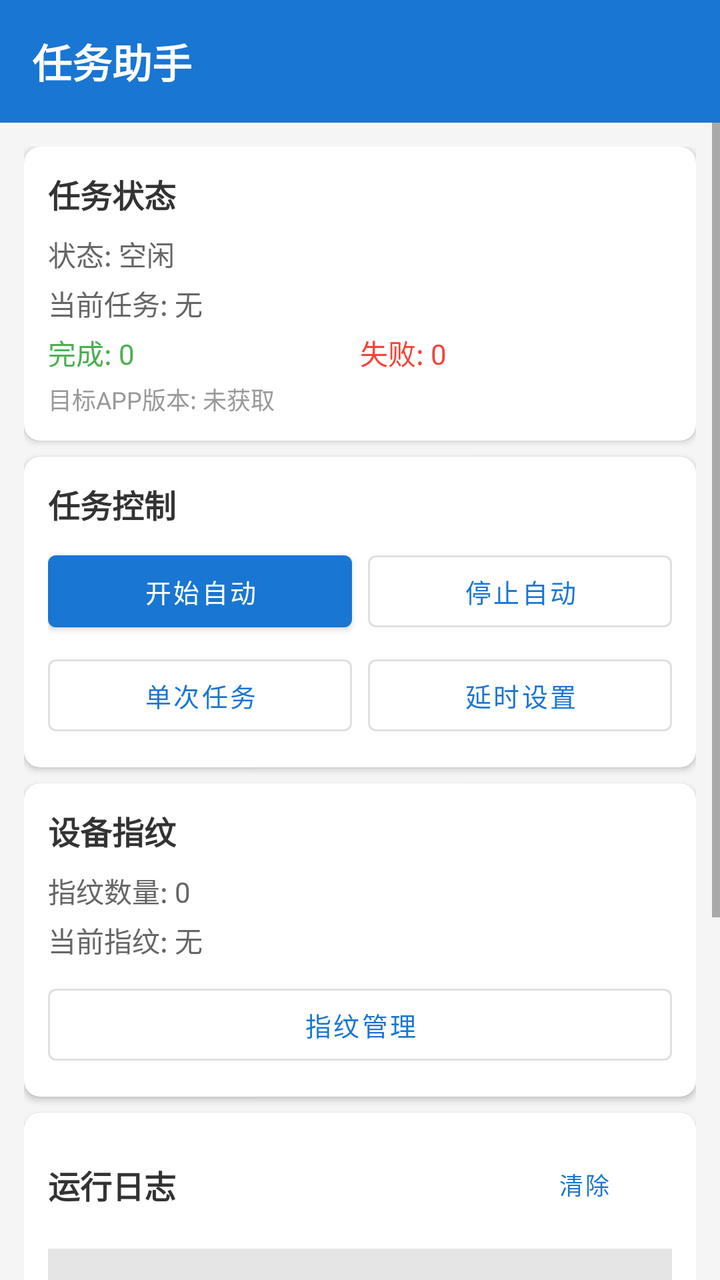
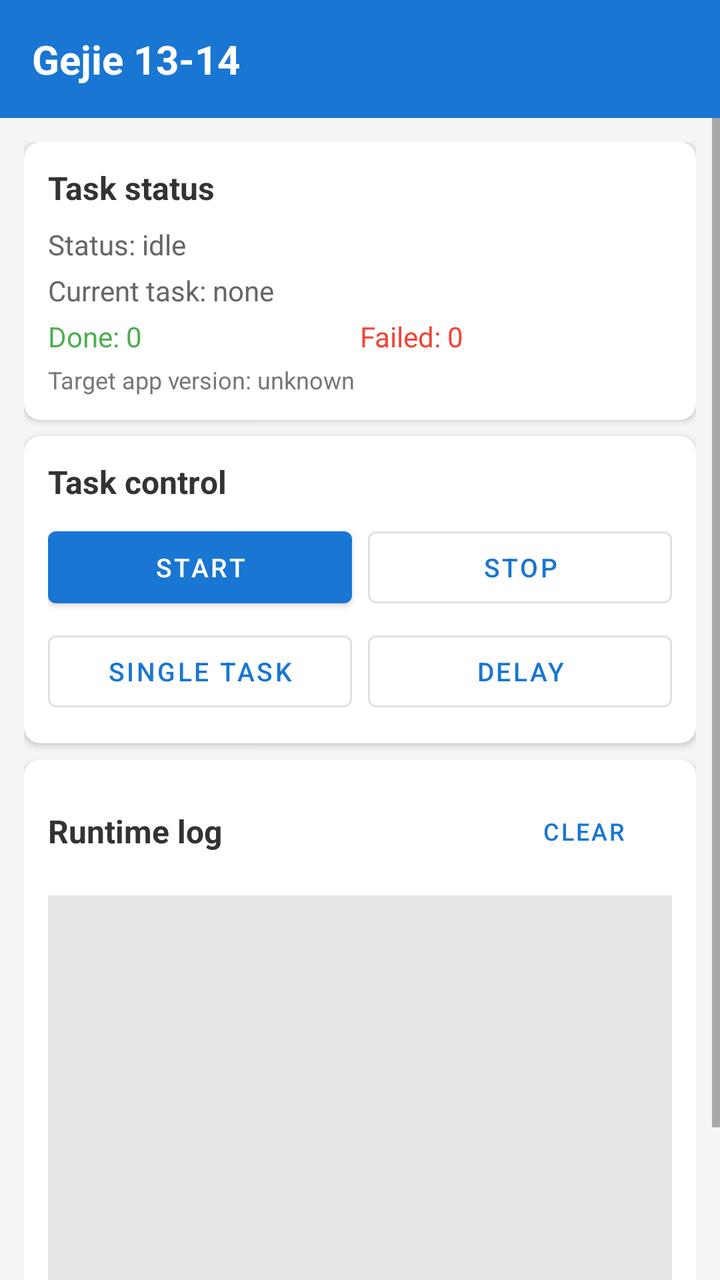

Compare the two renders of this Android layout. The source of the first and the diff that turns it into the second are given below.
<!-- AndroidManifest.xml: application theme Theme.TaskHelper -->
<!-- res/layout/activity_main.xml -->
<?xml version="1.0" encoding="utf-8"?>
<LinearLayout xmlns:android="http://schemas.android.com/apk/res/android"
    android:layout_width="match_parent"
    android:layout_height="match_parent"
    android:background="#F5F5F5"
    android:orientation="vertical">

    
    <LinearLayout
        android:layout_width="match_parent"
        android:layout_height="wrap_content"
        android:background="#1976D2"
        android:orientation="horizontal"
        android:padding="16dp"
        android:gravity="center_vertical">

        <TextView
            android:layout_width="0dp"
            android:layout_height="wrap_content"
            android:layout_weight="1"
            android:text="任务助手"
            android:textColor="#FFFFFF"
            android:textSize="20sp"
            android:textStyle="bold" />

        <TextView
            android:id="@+id/tv_username"
            android:layout_width="wrap_content"
            android:layout_height="wrap_content"
            android:textColor="#FFFFFF"
            android:textSize="14sp" />
    </LinearLayout>

    <ScrollView
        android:layout_width="match_parent"
        android:layout_height="0dp"
        android:layout_weight="1">

        <LinearLayout
            android:layout_width="match_parent"
            android:layout_height="wrap_content"
            android:orientation="vertical"
            android:padding="12dp">

            
            <androidx.cardview.widget.CardView
                android:layout_width="match_parent"
                android:layout_height="wrap_content"
                android:layout_marginBottom="8dp"
                app:cardCornerRadius="8dp"
                app:cardElevation="2dp"
                xmlns:app="http://schemas.android.com/apk/res-auto">

                <LinearLayout
                    android:layout_width="match_parent"
                    android:layout_height="wrap_content"
                    android:orientation="vertical"
                    android:padding="12dp">

                    <TextView
                        android:layout_width="wrap_content"
                        android:layout_height="wrap_content"
                        android:text="任务状态"
                        android:textStyle="bold"
                        android:textSize="16sp"
                        android:textColor="#333333"
                        android:layout_marginBottom="8dp" />

                    <TextView
                        android:id="@+id/tv_status"
                        android:layout_width="match_parent"
                        android:layout_height="wrap_content"
                        android:text="状态: 空闲"
                        android:textSize="14sp"
                        android:textColor="#666666" />

                    <TextView
                        android:id="@+id/tv_current_task"
                        android:layout_width="match_parent"
                        android:layout_height="wrap_content"
                        android:text="当前任务: 无"
                        android:textSize="14sp"
                        android:textColor="#666666"
                        android:layout_marginTop="4dp" />

                    <LinearLayout
                        android:layout_width="match_parent"
                        android:layout_height="wrap_content"
                        android:orientation="horizontal"
                        android:layout_marginTop="4dp">

                        <TextView
                            android:id="@+id/tv_completed_count"
                            android:layout_width="0dp"
                            android:layout_height="wrap_content"
                            android:layout_weight="1"
                            android:text="完成: 0"
                            android:textSize="14sp"
                            android:textColor="#4CAF50" />

                        <TextView
                            android:id="@+id/tv_failed_count"
                            android:layout_width="0dp"
                            android:layout_height="wrap_content"
                            android:layout_weight="1"
                            android:text="失败: 0"
                            android:textSize="14sp"
                            android:textColor="#F44336" />
                    </LinearLayout>

                    <TextView
                        android:id="@+id/tv_target_version"
                        android:layout_width="match_parent"
                        android:layout_height="wrap_content"
                        android:text="目标APP版本: 未获取"
                        android:textSize="12sp"
                        android:textColor="#999999"
                        android:layout_marginTop="4dp" />
                </LinearLayout>
            </androidx.cardview.widget.CardView>

            
            <androidx.cardview.widget.CardView
                android:layout_width="match_parent"
                android:layout_height="wrap_content"
                android:layout_marginBottom="8dp"
                app:cardCornerRadius="8dp"
                app:cardElevation="2dp"
                xmlns:app="http://schemas.android.com/apk/res-auto">

                <LinearLayout
                    android:layout_width="match_parent"
                    android:layout_height="wrap_content"
                    android:orientation="vertical"
                    android:padding="12dp">

                    <TextView
                        android:layout_width="wrap_content"
                        android:layout_height="wrap_content"
                        android:text="任务控制"
                        android:textStyle="bold"
                        android:textSize="16sp"
                        android:textColor="#333333"
                        android:layout_marginBottom="8dp" />

                    <LinearLayout
                        android:layout_width="match_parent"
                        android:layout_height="wrap_content"
                        android:orientation="horizontal">

                        <com.google.android.material.button.MaterialButton
                            android:id="@+id/btn_start_auto"
                            android:layout_width="0dp"
                            android:layout_height="wrap_content"
                            android:layout_weight="1"
                            android:layout_marginEnd="4dp"
                            android:text="开始自动"
                            android:textSize="13sp" />

                        <com.google.android.material.button.MaterialButton
                            android:id="@+id/btn_stop_auto"
                            style="@style/Widget.MaterialComponents.Button.OutlinedButton"
                            android:layout_width="0dp"
                            android:layout_height="wrap_content"
                            android:layout_weight="1"
                            android:layout_marginStart="4dp"
                            android:text="停止自动"
                            android:textSize="13sp" />
                    </LinearLayout>

                    <LinearLayout
                        android:layout_width="match_parent"
                        android:layout_height="wrap_content"
                        android:orientation="horizontal"
                        android:layout_marginTop="4dp">

                        <com.google.android.material.button.MaterialButton
                            android:id="@+id/btn_single_task"
                            style="@style/Widget.MaterialComponents.Button.OutlinedButton"
                            android:layout_width="0dp"
                            android:layout_height="wrap_content"
                            android:layout_weight="1"
                            android:layout_marginEnd="4dp"
                            android:text="单次任务"
                            android:textSize="13sp" />

                        <com.google.android.material.button.MaterialButton
                            android:id="@+id/btn_test_api"
                            style="@style/Widget.MaterialComponents.Button.OutlinedButton"
                            android:layout_width="0dp"
                            android:layout_height="wrap_content"
                            android:layout_weight="1"
                            android:layout_marginStart="4dp"
                            android:text="延时设置"
                            android:textSize="13sp" />
                    </LinearLayout>
                </LinearLayout>
            </androidx.cardview.widget.CardView>

            
            <androidx.cardview.widget.CardView
                android:layout_width="match_parent"
                android:layout_height="wrap_content"
                android:layout_marginBottom="8dp"
                app:cardCornerRadius="8dp"
                app:cardElevation="2dp"
                xmlns:app="http://schemas.android.com/apk/res-auto">

                <LinearLayout
                    android:layout_width="match_parent"
                    android:layout_height="wrap_content"
                    android:orientation="vertical"
                    android:padding="12dp">

                    <TextView
                        android:layout_width="wrap_content"
                        android:layout_height="wrap_content"
                        android:text="设备指纹"
                        android:textStyle="bold"
                        android:textSize="16sp"
                        android:textColor="#333333"
                        android:layout_marginBottom="8dp" />

                    <TextView
                        android:id="@+id/tv_fp_count"
                        android:layout_width="match_parent"
                        android:layout_height="wrap_content"
                        android:text="指纹数量: 0"
                        android:textSize="14sp"
                        android:textColor="#666666" />

                    <TextView
                        android:id="@+id/tv_current_fp"
                        android:layout_width="match_parent"
                        android:layout_height="wrap_content"
                        android:text="当前指纹: 无"
                        android:textSize="14sp"
                        android:textColor="#666666"
                        android:layout_marginTop="4dp" />

                    <com.google.android.material.button.MaterialButton
                        android:id="@+id/btn_change_fp"
                        style="@style/Widget.MaterialComponents.Button.OutlinedButton"
                        android:layout_width="match_parent"
                        android:layout_height="wrap_content"
                        android:layout_marginTop="8dp"
                        android:text="指纹管理"
                        android:textSize="13sp" />
                </LinearLayout>
            </androidx.cardview.widget.CardView>

            
            <androidx.cardview.widget.CardView
                android:layout_width="match_parent"
                android:layout_height="wrap_content"
                android:layout_marginBottom="8dp"
                app:cardCornerRadius="8dp"
                app:cardElevation="2dp"
                xmlns:app="http://schemas.android.com/apk/res-auto">

                <LinearLayout
                    android:layout_width="match_parent"
                    android:layout_height="wrap_content"
                    android:orientation="vertical"
                    android:padding="12dp">

                    <LinearLayout
                        android:layout_width="match_parent"
                        android:layout_height="wrap_content"
                        android:orientation="horizontal"
                        android:gravity="center_vertical"
                        android:layout_marginBottom="8dp">

                        <TextView
                            android:layout_width="0dp"
                            android:layout_height="wrap_content"
                            android:layout_weight="1"
                            android:text="运行日志"
                            android:textStyle="bold"
                            android:textSize="16sp"
                            android:textColor="#333333" />

                        <com.google.android.material.button.MaterialButton
                            android:id="@+id/btn_clear_log"
                            style="@style/Widget.MaterialComponents.Button.TextButton"
                            android:layout_width="wrap_content"
                            android:layout_height="wrap_content"
                            android:text="清除"
                            android:textSize="12sp" />
                    </LinearLayout>

                    <ScrollView
                        android:id="@+id/scroll_logs"
                        android:layout_width="match_parent"
                        android:layout_height="200dp"
                        android:background="#1A000000"
                        android:padding="8dp">

                        <TextView
                            android:id="@+id/tv_logs"
                            android:layout_width="match_parent"
                            android:layout_height="wrap_content"
                            android:fontFamily="monospace"
                            android:textSize="11sp"
                            android:textColor="#333333" />
                    </ScrollView>
                </LinearLayout>
            </androidx.cardview.widget.CardView>

            
            <com.google.android.material.button.MaterialButton
                android:id="@+id/btn_logout"
                style="@style/Widget.MaterialComponents.Button.TextButton"
                android:layout_width="match_parent"
                android:layout_height="wrap_content"
                android:text="退出登录"
                android:textColor="#F44336"
                android:textSize="14sp" />

        </LinearLayout>
    </ScrollView>
</LinearLayout>
<!-- resources referenced by this layout -->
<resources>
  <style name="Theme.TaskHelper" parent="Theme.MaterialComponents.Light.NoActionBar">
          <item name="colorPrimary">#1976D2</item>
          <item name="colorPrimaryVariant">#1565C0</item>
          <item name="colorOnPrimary">#FFFFFF</item>
          <item name="colorSecondary">#26A69A</item>
          <item name="colorSecondaryVariant">#00897B</item>
          <item name="colorOnSecondary">#FFFFFF</item>
          <item name="android:statusBarColor">#1565C0</item>
      </style>
</resources>

<!-- the commit's change to res/layout/activity_main.xml (unified diff, before → after) -->
@@ -1,24 +1,24 @@
 <?xml version="1.0" encoding="utf-8"?>
 <LinearLayout xmlns:android="http://schemas.android.com/apk/res/android"
+    xmlns:app="http://schemas.android.com/apk/res-auto"
     android:layout_width="match_parent"
     android:layout_height="match_parent"
     android:background="#F5F5F5"
     android:orientation="vertical">
 
-    
     <LinearLayout
         android:layout_width="match_parent"
         android:layout_height="wrap_content"
         android:background="#1976D2"
+        android:gravity="center_vertical"
         android:orientation="horizontal"
-        android:padding="16dp"
-        android:gravity="center_vertical">
+        android:padding="16dp">
 
         <TextView
             android:layout_width="0dp"
             android:layout_height="wrap_content"
             android:layout_weight="1"
-            android:text="任务助手"
+            android:text="Gejie 13-14"
             android:textColor="#FFFFFF"
             android:textSize="20sp"
             android:textStyle="bold" />
@@ -42,14 +42,12 @@
             android:orientation="vertical"
             android:padding="12dp">
 
-            
             <androidx.cardview.widget.CardView
                 android:layout_width="match_parent"
                 android:layout_height="wrap_content"
                 android:layout_marginBottom="8dp"
                 app:cardCornerRadius="8dp"
-                app:cardElevation="2dp"
-                xmlns:app="http://schemas.android.com/apk/res-auto">
+                app:cardElevation="2dp">
 
                 <LinearLayout
                     android:layout_width="match_parent"
@@ -60,73 +58,71 @@
                     <TextView
                         android:layout_width="wrap_content"
                         android:layout_height="wrap_content"
-                        android:text="任务状态"
-                        android:textStyle="bold"
+                        android:layout_marginBottom="8dp"
+                        android:text="Task status"
+                        android:textColor="#333333"
                         android:textSize="16sp"
-                        android:textColor="#333333"
-                        android:layout_marginBottom="8dp" />
+                        android:textStyle="bold" />
 
                     <TextView
                         android:id="@+id/tv_status"
                         android:layout_width="match_parent"
                         android:layout_height="wrap_content"
-                        android:text="状态: 空闲"
-                        android:textSize="14sp"
-                        android:textColor="#666666" />
+                        android:text="Status: idle"
+                        android:textColor="#666666"
+                        android:textSize="14sp" />
 
                     <TextView
                         android:id="@+id/tv_current_task"
                         android:layout_width="match_parent"
                         android:layout_height="wrap_content"
-                        android:text="当前任务: 无"
-                        android:textSize="14sp"
+                        android:layout_marginTop="4dp"
+                        android:text="Current task: none"
                         android:textColor="#666666"
-                        android:layout_marginTop="4dp" />
-
-                    <LinearLayout
-                        android:layout_width="match_parent"
-                        android:layout_height="wrap_content"
-                        android:orientation="horizontal"
-                        android:layout_marginTop="4dp">
+                        android:textSize="14sp" />
+
+                    <LinearLayout
+                        android:layout_width="match_parent"
+                        android:layout_height="wrap_content"
+                        android:layout_marginTop="4dp"
+                        android:orientation="horizontal">
 
                         <TextView
                             android:id="@+id/tv_completed_count"
                             android:layout_width="0dp"
                             android:layout_height="wrap_content"
                             android:layout_weight="1"
-                            android:text="完成: 0"
-                            android:textSize="14sp"
-                            android:textColor="#4CAF50" />
+                            android:text="Done: 0"
+                            android:textColor="#4CAF50"
+                            android:textSize="14sp" />
 
                         <TextView
                             android:id="@+id/tv_failed_count"
                             android:layout_width="0dp"
                             android:layout_height="wrap_content"
                             android:layout_weight="1"
-                            android:text="失败: 0"
-                            android:textSize="14sp"
-                            android:textColor="#F44336" />
+                            android:text="Failed: 0"
+                            android:textColor="#F44336"
+                            android:textSize="14sp" />
                     </LinearLayout>
 
                     <TextView
                         android:id="@+id/tv_target_version"
                         android:layout_width="match_parent"
                         android:layout_height="wrap_content"
-                        android:text="目标APP版本: 未获取"
-                        android:textSize="12sp"
-                        android:textColor="#999999"
-                        android:layout_marginTop="4dp" />
+                        android:layout_marginTop="4dp"
+                        android:text="Target app version: unknown"
+                        android:textColor="#777777"
+                        android:textSize="12sp" />
                 </LinearLayout>
             </androidx.cardview.widget.CardView>
 
-            
             <androidx.cardview.widget.CardView
                 android:layout_width="match_parent"
                 android:layout_height="wrap_content"
                 android:layout_marginBottom="8dp"
                 app:cardCornerRadius="8dp"
-                app:cardElevation="2dp"
-                xmlns:app="http://schemas.android.com/apk/res-auto">
+                app:cardElevation="2dp">
 
                 <LinearLayout
                     android:layout_width="match_parent"
@@ -137,11 +133,11 @@
                     <TextView
                         android:layout_width="wrap_content"
                         android:layout_height="wrap_content"
-                        android:text="任务控制"
-                        android:textStyle="bold"
+                        android:layout_marginBottom="8dp"
+                        android:text="Task control"
+                        android:textColor="#333333"
                         android:textSize="16sp"
-                        android:textColor="#333333"
-                        android:layout_marginBottom="8dp" />
+                        android:textStyle="bold" />
 
                     <LinearLayout
                         android:layout_width="match_parent"
@@ -152,9 +148,9 @@
                             android:id="@+id/btn_start_auto"
                             android:layout_width="0dp"
                             android:layout_height="wrap_content"
-                            android:layout_weight="1"
                             android:layout_marginEnd="4dp"
-                            android:text="开始自动"
+                            android:layout_weight="1"
+                            android:text="Start"
                             android:textSize="13sp" />
 
                         <com.google.android.material.button.MaterialButton
@@ -162,26 +158,26 @@
                             style="@style/Widget.MaterialComponents.Button.OutlinedButton"
                             android:layout_width="0dp"
                             android:layout_height="wrap_content"
-                            android:layout_weight="1"
                             android:layout_marginStart="4dp"
-                            android:text="停止自动"
-                            android:textSize="13sp" />
-                    </LinearLayout>
-
-                    <LinearLayout
-                        android:layout_width="match_parent"
-                        android:layout_height="wrap_content"
-                        android:orientation="horizontal"
-                        android:layout_marginTop="4dp">
+                            android:layout_weight="1"
+                            android:text="Stop"
+                            android:textSize="13sp" />
+                    </LinearLayout>
+
+                    <LinearLayout
+                        android:layout_width="match_parent"
+                        android:layout_height="wrap_content"
+                        android:layout_marginTop="4dp"
+                        android:orientation="horizontal">
 
                         <com.google.android.material.button.MaterialButton
                             android:id="@+id/btn_single_task"
                             style="@style/Widget.MaterialComponents.Button.OutlinedButton"
                             android:layout_width="0dp"
                             android:layout_height="wrap_content"
-                            android:layout_weight="1"
                             android:layout_marginEnd="4dp"
-                            android:text="单次任务"
+                            android:layout_weight="1"
+                            android:text="Single task"
                             android:textSize="13sp" />
 
                         <com.google.android.material.button.MaterialButton
@@ -189,22 +185,20 @@
                             style="@style/Widget.MaterialComponents.Button.OutlinedButton"
                             android:layout_width="0dp"
                             android:layout_height="wrap_content"
-                            android:layout_weight="1"
                             android:layout_marginStart="4dp"
-                            android:text="延时设置"
+                            android:layout_weight="1"
+                            android:text="Delay"
                             android:textSize="13sp" />
                     </LinearLayout>
                 </LinearLayout>
             </androidx.cardview.widget.CardView>
 
-            
             <androidx.cardview.widget.CardView
                 android:layout_width="match_parent"
                 android:layout_height="wrap_content"
                 android:layout_marginBottom="8dp"
                 app:cardCornerRadius="8dp"
-                app:cardElevation="2dp"
-                xmlns:app="http://schemas.android.com/apk/res-auto">
+                app:cardElevation="2dp">
 
                 <LinearLayout
                     android:layout_width="match_parent"
@@ -212,80 +206,28 @@
                     android:orientation="vertical"
                     android:padding="12dp">
 
-                    <TextView
-                        android:layout_width="wrap_content"
-                        android:layout_height="wrap_content"
-                        android:text="设备指纹"
-                        android:textStyle="bold"
-                        android:textSize="16sp"
-                        android:textColor="#333333"
-                        android:layout_marginBottom="8dp" />
-
-                    <TextView
-                        android:id="@+id/tv_fp_count"
-                        android:layout_width="match_parent"
-                        android:layout_height="wrap_content"
-                        android:text="指纹数量: 0"
-                        android:textSize="14sp"
-                        android:textColor="#666666" />
-
-                    <TextView
-                        android:id="@+id/tv_current_fp"
-                        android:layout_width="match_parent"
-                        android:layout_height="wrap_content"
-                        android:text="当前指纹: 无"
-                        android:textSize="14sp"
-                        android:textColor="#666666"
-                        android:layout_marginTop="4dp" />
-
-                    <com.google.android.material.button.MaterialButton
-                        android:id="@+id/btn_change_fp"
-                        style="@style/Widget.MaterialComponents.Button.OutlinedButton"
-                        android:layout_width="match_parent"
-                        android:layout_height="wrap_content"
-                        android:layout_marginTop="8dp"
-                        android:text="指纹管理"
-                        android:textSize="13sp" />
-                </LinearLayout>
-            </androidx.cardview.widget.CardView>
-
-            
-            <androidx.cardview.widget.CardView
-                android:layout_width="match_parent"
-                android:layout_height="wrap_content"
-                android:layout_marginBottom="8dp"
-                app:cardCornerRadius="8dp"
-                app:cardElevation="2dp"
-                xmlns:app="http://schemas.android.com/apk/res-auto">
-
-                <LinearLayout
-                    android:layout_width="match_parent"
-                    android:layout_height="wrap_content"
-                    android:orientation="vertical"
-                    android:padding="12dp">
-
-                    <LinearLayout
-                        android:layout_width="match_parent"
-                        android:layout_height="wrap_content"
-                        android:orientation="horizontal"
+                    <LinearLayout
+                        android:layout_width="match_parent"
+                        android:layout_height="wrap_content"
+                        android:layout_marginBottom="8dp"
                         android:gravity="center_vertical"
-                        android:layout_marginBottom="8dp">
-
-                        <TextView
-                            android:layout_width="0dp"
-                            android:layout_height="wrap_content"
-                            android:layout_weight="1"
-                            android:text="运行日志"
-                            android:textStyle="bold"
+                        android:orientation="horizontal">
+
+                        <TextView
+                            android:layout_width="0dp"
+                            android:layout_height="wrap_content"
+                            android:layout_weight="1"
+                            android:text="Runtime log"
+                            android:textColor="#333333"
                             android:textSize="16sp"
-                            android:textColor="#333333" />
+                            android:textStyle="bold" />
 
                         <com.google.android.material.button.MaterialButton
                             android:id="@+id/btn_clear_log"
                             style="@style/Widget.MaterialComponents.Button.TextButton"
                             android:layout_width="wrap_content"
                             android:layout_height="wrap_content"
-                            android:text="清除"
+                            android:text="Clear"
                             android:textSize="12sp" />
                     </LinearLayout>
 
@@ -301,19 +243,18 @@
                             android:layout_width="match_parent"
                             android:layout_height="wrap_content"
                             android:fontFamily="monospace"
-                            android:textSize="11sp"
-                            android:textColor="#333333" />
+                            android:textColor="#333333"
+                            android:textSize="11sp" />
                     </ScrollView>
                 </LinearLayout>
             </androidx.cardview.widget.CardView>
 
-            
             <com.google.android.material.button.MaterialButton
                 android:id="@+id/btn_logout"
                 style="@style/Widget.MaterialComponents.Button.TextButton"
                 android:layout_width="match_parent"
                 android:layout_height="wrap_content"
-                android:text="退出登录"
+                android:text="Logout"
                 android:textColor="#F44336"
                 android:textSize="14sp" />
 
